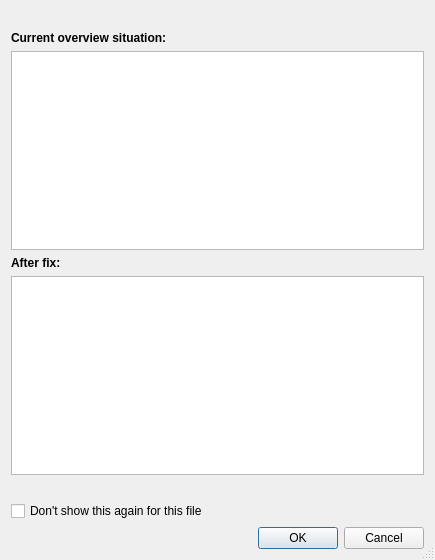
Above: src/qmapshack/helpers/IOverviewAdvisoryDialog.ui from Maproom/qmapshack before the change. Below: the same form after it.
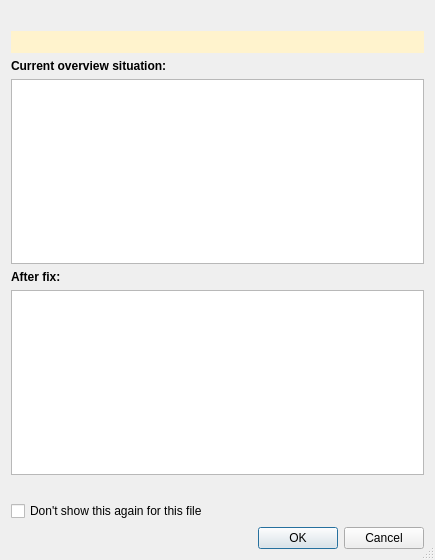
That is the form after the change.

Commit message:
[QMS-1135] Flag VRTs with too many subfiles in the overview advisory
A mosaic with too many small source files stays slow to read no matter
how good its overviews are, since GDAL opens/stats every referenced
source overlapping a read region. Badge and dialog now also warn past
50 subfiles, recommending the user combine them - separate from the
existing overview-adequacy check, which still drives the "Fix it" flow.

What changed in the file:
```diff
--- a/src/qmapshack/helpers/IOverviewAdvisoryDialog.ui
+++ b/src/qmapshack/helpers/IOverviewAdvisoryDialog.ui
@@ -27,6 +27,19 @@
      </property>
     </widget>
    </item>
+   <item>
+    <widget class="QLabel" name="labelSubfileWarning">
+     <property name="styleSheet">
+      <string notr="true">background-color:#fff3cd; padding:4px;</string>
+     </property>
+     <property name="text">
+      <string/>
+     </property>
+     <property name="wordWrap">
+      <bool>true</bool>
+     </property>
+    </widget>
+   </item>
    <item>
     <widget class="QLabel" name="labelCurrentTitle">
      <property name="text">
```
The commit also changes 5 other files.
